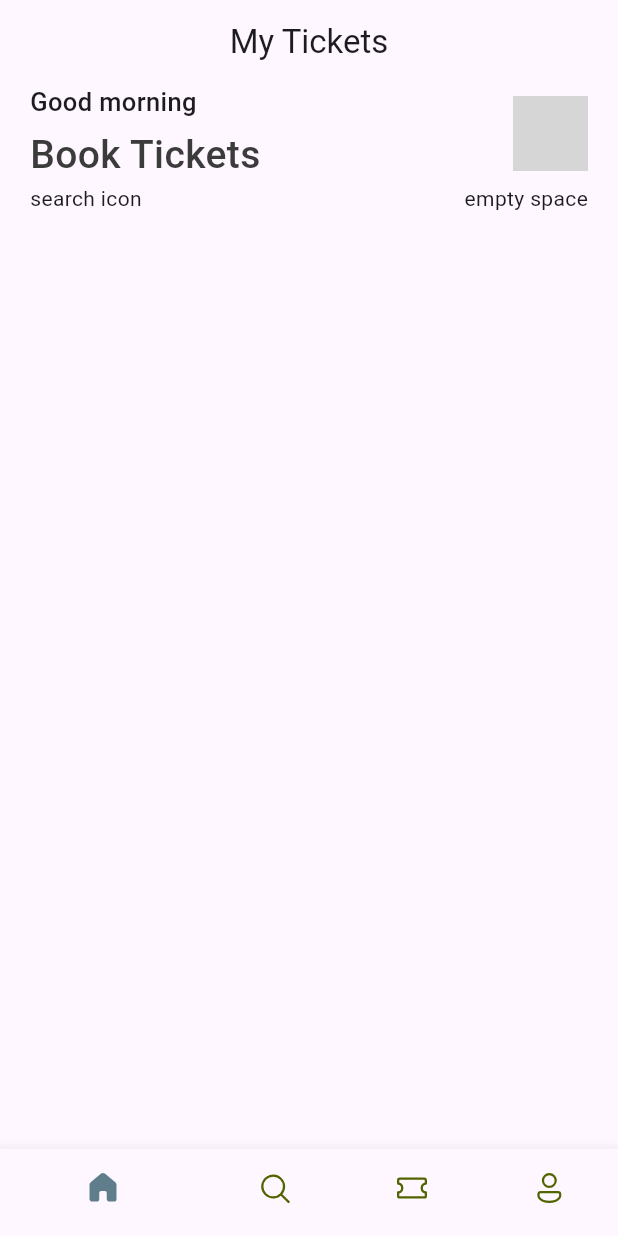
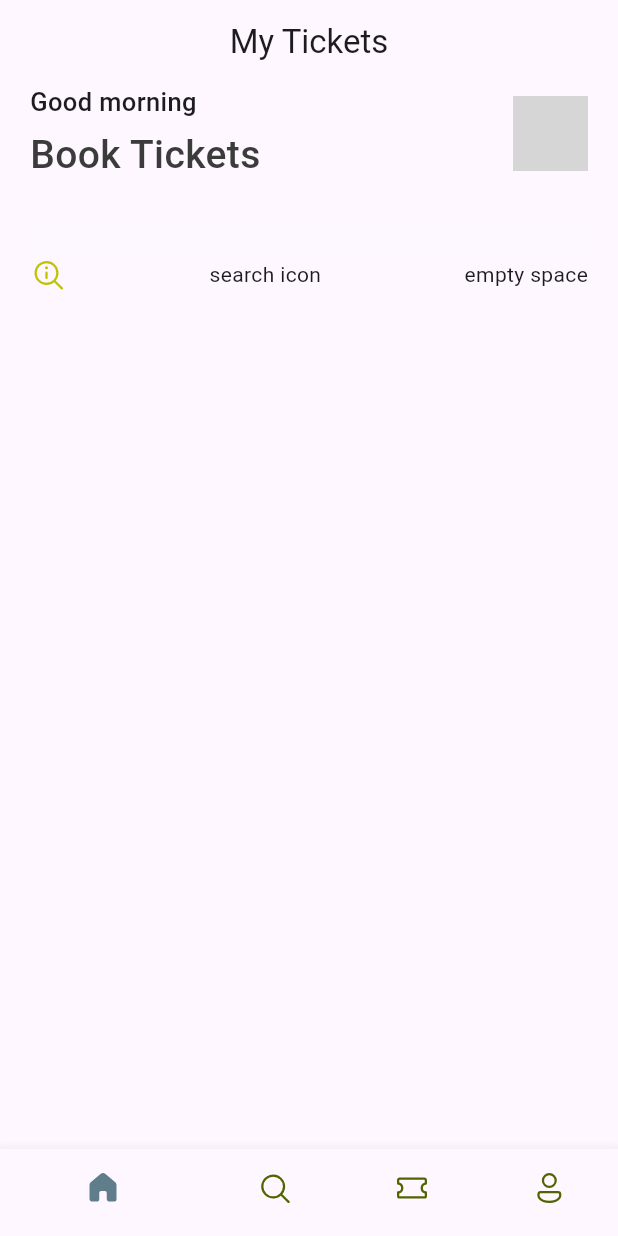
Before and after one commit to AlexNgooi/My_ticket, a Flutter app: the screen it shows after launch, on a phone screen of 412 x 824 dp. Run offline on Flutter 3.47's test engine with Material 3 defaults, Android fonts, the phone set to English and light mode, and no system bars; our stand-ins replace fluentui_icons; grey boxes are pictures that could not be loaded.

Commit message:
new commit 2

```diff
--- /dev/null
+++ b/lib/res/styles/media.dart
@@ -0,0 +1,5 @@
+class AppMedia{
+  static const _baseImage="assets/images"; //"_" means private class
+  static const logo='$_baseImage/logo.avif';
+
+}
--- a/lib/screens/home_screen.dart
+++ b/lib/screens/home_screen.dart
@@ -1,6 +1,8 @@
+import 'package:fluentui_icons/fluentui_icons.dart';
 import 'package:flutter/cupertino.dart';
 import 'package:flutter/material.dart';
 import 'package:ticket_app/res/styles/app_styles.dart';
+import 'package:ticket_app/res/styles/media.dart';
 
 class HomeScreen extends StatelessWidget {
   const HomeScreen({Key? key}):super (key:key);
@@ -33,14 +35,26 @@ class HomeScreen extends StatelessWidget {
                     height: 50,
                     decoration: BoxDecoration(
                       borderRadius: BorderRadius.circular(10),
-                      image: DecorationImage(image: AssetImage("assets/images/logo.avif"))
+                      image: DecorationImage(
+                        image: AssetImage(
+                          AppMedia.logo)
+                          )
                     ),
                     )
                   ],
                 ),
+                SizedBox(height: 25,),
+                Container(
+                  padding: const EdgeInsets.symmetric(horizontal:12,vertical:12),
+                  decoration: BoxDecoration(
+                      borderRadius: BorderRadius.circular(10),
+                      color: const Color(0xFF4F6FD),
+                  )
+                ),
                  Row(
                   mainAxisAlignment: MainAxisAlignment.spaceBetween,
                   children: [
+                    Icon(FluentSystemIcons.ic_fluent_search_info_regular,color: Color(0xFFbFC205),),
                       Text("search icon"),
                       Text("empty space")
                   ],
```
